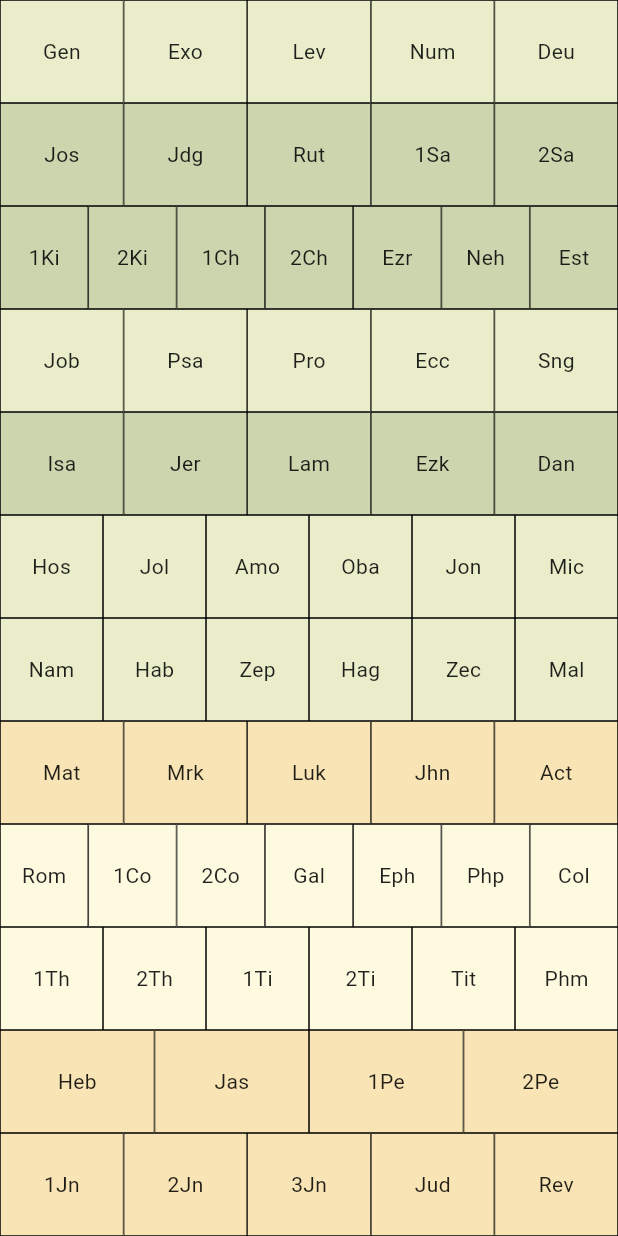
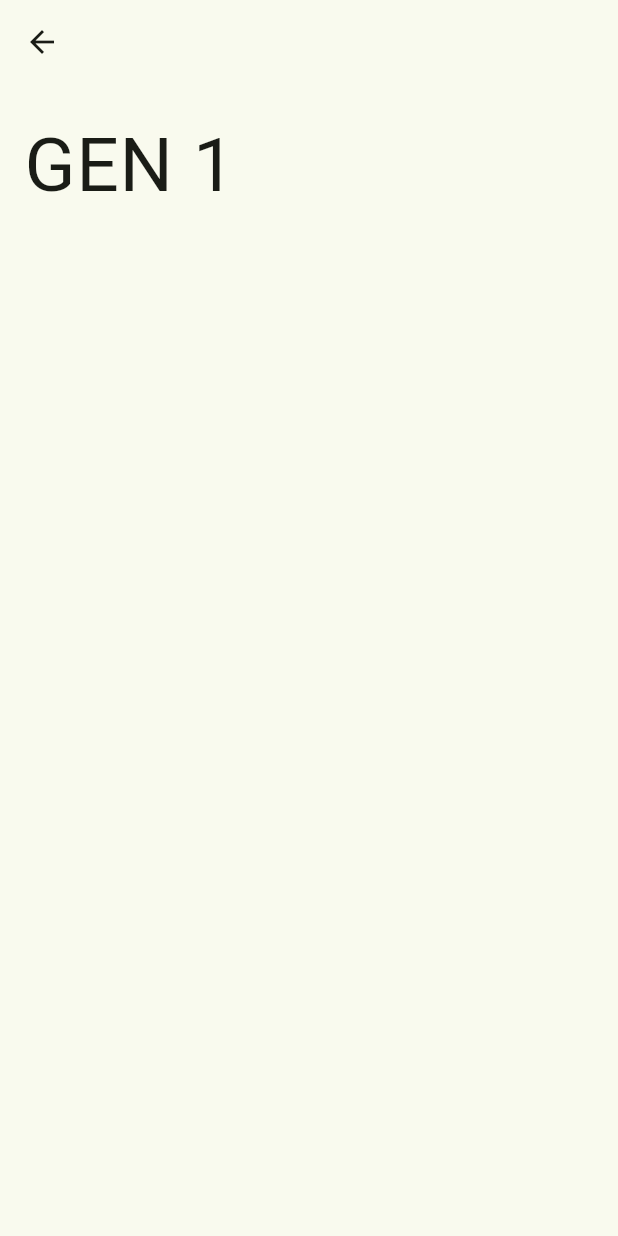
Before and after one commit to ethnosdev/bsb, a Flutter app: the screen it shows after launch, after a tap on "Gen", on a phone screen of 412 x 824 dp. Run offline on Flutter 3.47's test engine with Material 3 defaults, Android fonts, the phone set to English and light mode, and no system bars; project files that could hold a hidden picture were left out.

Commit message:
add text page

```diff
--- a/lib/ui/home/book_chooser.dart
+++ b/lib/ui/home/book_chooser.dart
@@ -14,7 +14,7 @@ class BookChooser extends StatefulWidget {
     required this.onBookSelected,
   });
 
-  final void Function(String) onBookSelected;
+  final void Function(String bookId, int chapter) onBookSelected;
 
   static const Color ot1 = Color(0xFFe9edc9);
   static const Color ot2 = Color(0xFFccd5ae);
@@ -48,7 +48,7 @@ class _BookChooserState extends State<BookChooser> {
         _chapterNotifier.value = '$chapter';
       case ChapterSelectionState.end:
         _chapterNotifier.value = '';
-        widget.onBookSelected('$book $chapter');
+        widget.onBookSelected(book, chapter);
     }
   }
 
@@ -679,7 +679,7 @@ class BookItem extends StatefulWidget {
 
   final String title;
   final Color color;
-  final void Function(String) onTap;
+  final void Function(String bookId, int chapter) onTap;
   final int chapterCount;
   final void Function(String, int, ChapterSelectionState) onSelectionUpdate;
 
@@ -702,7 +702,7 @@ class _BookItemState extends State<BookItem> {
           onPanUpdate: _onPanUpdate,
           onPanEnd: _onPanEnd,
           child: InkWell(
-            onTap: () => widget.onTap('${widget.title.toUpperCase()} 1'),
+            onTap: () => widget.onTap(widget.title.toUpperCase(), 1),
             child: Container(
               decoration: BoxDecoration(
                 border: Border.all(width: 0.5),
--- a/lib/ui/home/home.dart
+++ b/lib/ui/home/home.dart
@@ -1,4 +1,5 @@
 import 'package:bsb/ui/home/book_chooser.dart';
+import 'package:bsb/ui/text/text_page.dart';
 import 'package:flutter/material.dart';
 
 class HomePage extends StatefulWidget {
@@ -12,10 +13,17 @@ class _HomePageState extends State<HomePage> {
   @override
   Widget build(BuildContext context) {
     return Scaffold(
-      // appBar: AppBar(),
       body: BookChooser(
-        onBookSelected: (book) {
-          print(book);
+        onBookSelected: (bookId, chapter) {
+          Navigator.push(
+            context,
+            MaterialPageRoute(
+              builder: (context) => TextPage(
+                bookId: bookId,
+                chapter: chapter,
+              ),
+            ),
+          );
         },
       ),
     );
--- /dev/null
+++ b/lib/ui/text/text_page.dart
@@ -0,0 +1,33 @@
+import 'package:flutter/material.dart';
+
+class TextPage extends StatelessWidget {
+  const TextPage({
+    super.key,
+    required this.bookId,
+    required this.chapter,
+  });
+
+  final String bookId;
+  final int chapter;
+
+  @override
+  Widget build(BuildContext context) {
+    return Scaffold(
+      appBar: AppBar(),
+      body: SingleChildScrollView(
+        child: Padding(
+          padding: const EdgeInsets.all(16.0),
+          child: SelectableText(
+            '$bookId $chapter',
+            style: const TextStyle(
+              fontSize: 50.0,
+              height: 1.5,
+              letterSpacing: 0.5,
+            ),
+            textAlign: TextAlign.justify,
+          ),
+        ),
+      ),
+    );
+  }
+}
```
Also changed, not shown: lib/ui/read.dart (deleted).
